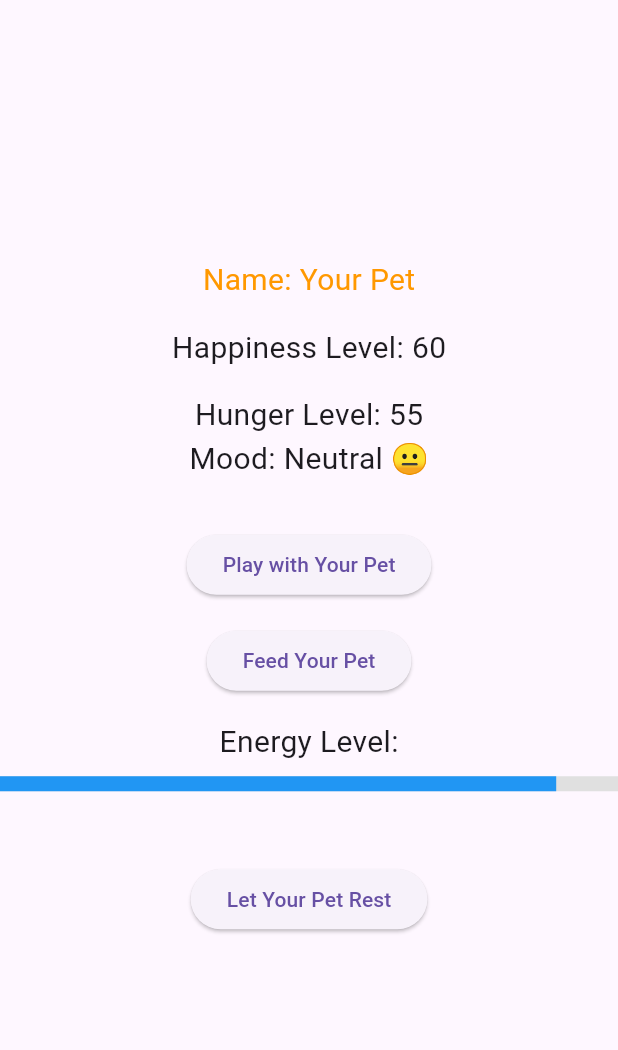
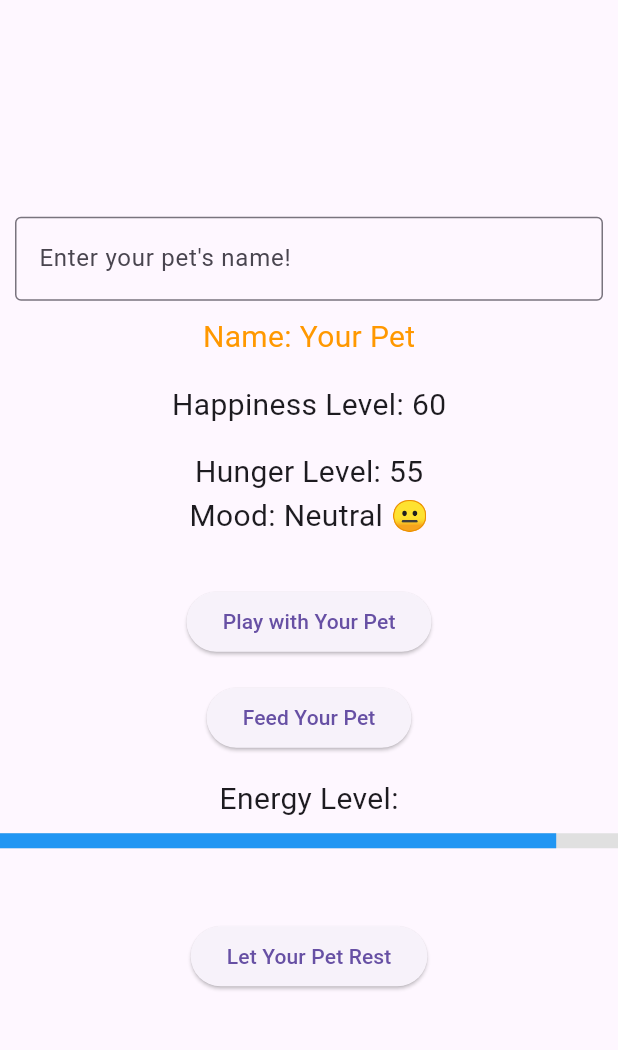
Before and after one commit to TJs87474/Digitalpetapp-state, a Flutter app: the screen it shows after launch, after a tap on "Play with Your Pet", on a phone screen of 412 x 824 dp, the part 63-1113 px from its top. Run offline on Flutter 3.47's test engine with Material 3 defaults, Android fonts, the phone set to English and light mode, and no system bars.

Commit message:
Fixes small issue and adds naming box back in

```diff
--- a/lib/main.dart
+++ b/lib/main.dart
@@ -18,7 +18,7 @@
     int hungerLevel = 50;
 
     String petMood = "Neutral 😐";
-    Color petColor = Colors.yellow;
+    Color petColor = Colors.orange;
 
     bool gameOver = false;
 
@@ -35,7 +35,7 @@
         petColor = Colors.green;
 
       });
-    } else if (happinessLevel >= 30 || happinessLevel <=70) {
+    } else if (happinessLevel >= 30 && happinessLevel <=70) {
       setState(() {
         petMood = "Neutral 😐";
         petColor = Colors.orange;
@@ -187,6 +187,22 @@
         child: Column(
           mainAxisAlignment: MainAxisAlignment.center,
           children: <Widget>[
+
+            Padding(
+              padding: const EdgeInsets.all(10.0),
+              child: TextField(
+                decoration: InputDecoration(
+                  labelText: "Enter your pet's name!",
+                  border: OutlineInputBorder(),
+                ),
+                onSubmitted: (value) {
+                  setState(() {
+                    petName = value;
+                  });
+                },
+              ),
+            ),
+
             Text(
             'Name: $petName',
             style: TextStyle(fontSize: 20.0, color: petColor),
```
